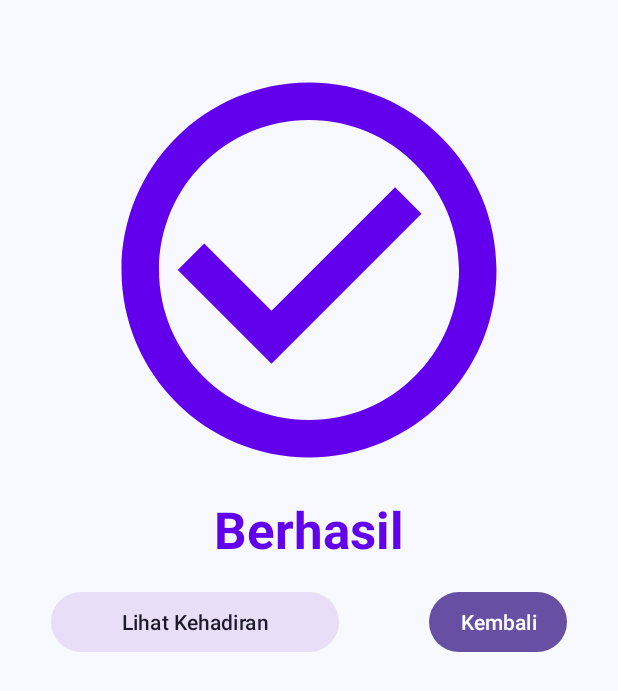
After one commit to Yousran/PressAI, an Android app: the BerhasilHadir screen opened directly, with no data from a screen before it, on a phone screen of 412 x 824 dp. The commit adds this screen. Shown: the top 691 px of the screen. Run offline under Robolectric (Android 15) with nearby library versions, the phone set to English and light mode, and no system bars.

Commit message:
FEAT: layout BerhasilHadir

```diff
--- a/app/app/src/main/AndroidManifest.xml
+++ b/app/app/src/main/AndroidManifest.xml
@@ -2,8 +2,9 @@
 <manifest xmlns:android="http://schemas.android.com/apk/res/android"
     xmlns:tools="http://schemas.android.com/tools">
 
-    <uses-permission android:name="android.permission.CAMERA"/>
-    <uses-feature android:name="android.hardware.camera"/>
+    <uses-permission android:name="android.permission.CAMERA" />
+
+    <uses-feature android:name="android.hardware.camera" />
 
     <application
         android:allowBackup="true"
@@ -15,6 +16,9 @@
         android:supportsRtl="true"
         android:theme="@style/Theme.PressAI"
         tools:targetApi="31">
+        <activity
+            android:name=".BerhasilHadir"
+            android:exported="false" />
         <activity
             android:name=".Profil"
             android:exported="false" />
--- /dev/null
+++ b/app/app/src/main/java/com/example/pressai/BerhasilHadir.java
@@ -0,0 +1,26 @@
+package com.example.pressai;
+
+import androidx.appcompat.app.AppCompatActivity;
+
+import android.content.Intent;
+import android.os.Bundle;
+import android.view.View;
+import android.widget.Button;
+
+public class BerhasilHadir extends AppCompatActivity {
+    @Override
+    protected void onCreate(Bundle savedInstanceState) {
+        super.onCreate(savedInstanceState);
+        setContentView(R.layout.activity_berhasil_hadir);
+        Button lihat_keadiran_btn = findViewById(R.id.lihat_kehadiran_btn);
+        Button kembali_btn = findViewById(R.id.kembali_btn);
+
+        kembali_btn.setOnClickListener(new View.OnClickListener() {
+            @Override
+            public void onClick(View v) {
+                Intent layout_dashboard = new Intent(getApplicationContext(),Dashboard.class);
+                startActivity(layout_dashboard);
+            }
+        });
+    }
+}
--- a/app/app/src/main/java/com/example/pressai/PresensiFragment.java
+++ b/app/app/src/main/java/com/example/pressai/PresensiFragment.java
@@ -88,7 +88,7 @@ public class PresensiFragment extends Fragment {
                 public void barcodeResult(BarcodeResult result) {
                     Toast.makeText(getActivity(), result.getText(), Toast.LENGTH_SHORT).show();
                     if (Objects.equals(result.getText(), "kasus")){
-                        Intent layout_berhasil = new Intent(getActivity().getApplicationContext(),Profil.class);
+                        Intent layout_berhasil = new Intent(getActivity().getApplicationContext(),BerhasilHadir.class);
                         startActivity(layout_berhasil);
 
                     }
--- /dev/null
+++ b/app/app/src/main/res/layout/activity_berhasil_hadir.xml
@@ -0,0 +1,64 @@
+<?xml version="1.0" encoding="utf-8"?>
+<androidx.constraintlayout.widget.ConstraintLayout xmlns:android="http://schemas.android.com/apk/res/android"
+    xmlns:app="http://schemas.android.com/apk/res-auto"
+    xmlns:tools="http://schemas.android.com/tools"
+    android:layout_width="match_parent"
+    android:layout_height="match_parent"
+    tools:context=".BerhasilHadir">
+
+    <RelativeLayout
+        android:layout_width="match_parent"
+        android:layout_height="match_parent"
+        app:layout_constraintBottom_toBottomOf="parent"
+        app:layout_constraintEnd_toEndOf="parent"
+        app:layout_constraintStart_toStartOf="parent"
+        app:layout_constraintTop_toTopOf="parent"
+        android:layout_margin="30sp"
+        >
+        <ImageView
+            android:id="@+id/check_logo"
+            android:layout_width="300sp"
+            android:layout_height="300sp"
+            android:src="@drawable/baseline_check_circle_outline_24"
+            android:layout_centerHorizontal="true"
+            android:scaleType="fitCenter"
+            app:tint="@color/design_default_color_primary" />
+        <TextView
+            android:id="@+id/judul"
+            android:layout_width="match_parent"
+            android:layout_height="wrap_content"
+            android:textAppearance="@style/TextAppearance.AppCompat.Display1"
+            android:textStyle="bold"
+            android:textColor="@color/design_default_color_primary"
+            android:text="Berhasil"
+            android:textAlignment="center"
+            android:layout_below="@+id/check_logo"
+
+            />
+        <RelativeLayout
+            android:layout_width="wrap_content"
+            android:layout_height="wrap_content"
+            android:layout_below="@+id/judul"
+            android:layout_marginTop="15sp"
+            >
+            <Button
+                android:id="@+id/lihat_kehadiran_btn"
+                android:layout_width="200sp"
+                android:layout_height="wrap_content"
+                android:text="Lihat Kehadiran"
+                android:layout_alignParentStart="true"
+                style="@style/Widget.Material3.Button.IconButton.Filled.Tonal"
+                />
+            <Button
+                android:id="@+id/kembali_btn"
+                android:layout_width="100sp"
+                android:layout_height="wrap_content"
+                android:layout_alignParentEnd="true"
+                android:text="Kembali"
+                style="@style/Widget.Material3.Button.IconButton.Filled"
+                />
+        </RelativeLayout>
+
+    </RelativeLayout>
+
+</androidx.constraintlayout.widget.ConstraintLayout>
--- a/app/app/src/main/res/layout/fragment_presensi.xml
+++ b/app/app/src/main/res/layout/fragment_presensi.xml
@@ -4,12 +4,6 @@
     android:layout_width="match_parent"
     android:layout_height="match_parent"
     tools:context=".PresensiFragment">
-
-    <!-- TODO: Update blank fragment layout -->
-    <TextView
-        android:layout_width="match_parent"
-        android:layout_height="match_parent"
-        android:text="@string/hello_blank_fragment" />
     <com.journeyapps.barcodescanner.CompoundBarcodeView
         android:id="@+id/qr_scanner"
         android:layout_width="match_parent"
```
